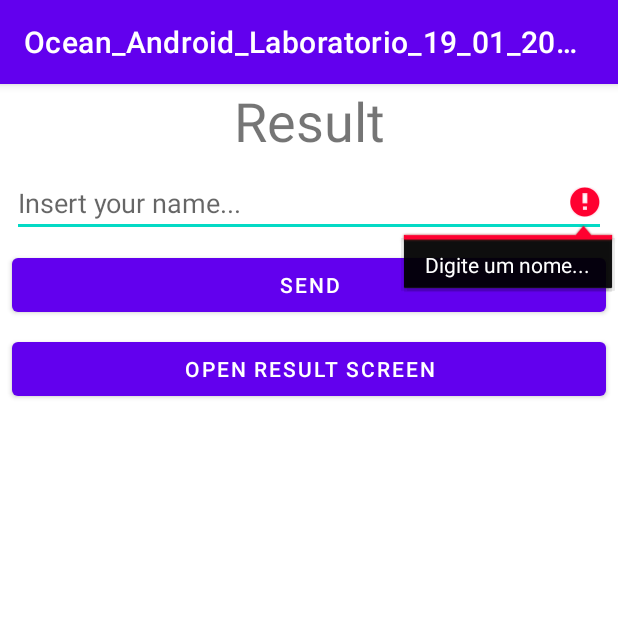
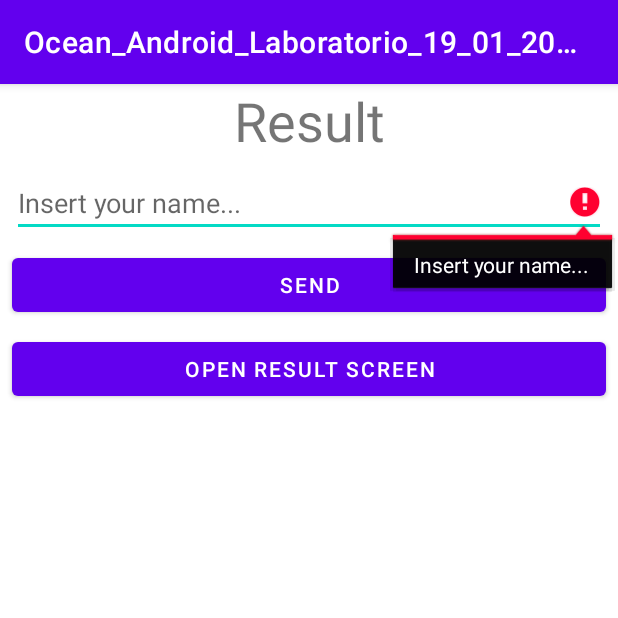
Before and after one commit to paulosalvatore/Ocean_Android_Laboratorio_19_01_2021, an Android app: the screen it shows after launch (MainActivity), after a tap on "SEND", on a phone screen of 412 x 824 dp, the top half of it. Run offline under Robolectric (Android 15) with nearby library versions, the phone set to English and light mode, and no system bars.

Commit message:
MainActivity.kt traduzida

```diff
--- a/app/src/main/java/com/oceanbrasil/ocean_android_laboratorio_19_01_2021/MainActivity.kt
+++ b/app/src/main/java/com/oceanbrasil/ocean_android_laboratorio_19_01_2021/MainActivity.kt
@@ -19,9 +19,9 @@ class MainActivity : AppCompatActivity() {
 
         btEnviar.setOnClickListener {
             if (etNome.text.isNotBlank()) {
-                tvResultado.text = "Olá, ${etNome.text}!"
+                tvResultado.text = getString(R.string.hello_name, etNome.text.toString())
             } else {
-                etNome.error = "Digite um nome..."
+                etNome.error = getString(R.string.insert_your_name)
             }
         }
 
--- a/app/src/main/res/values/strings.xml
+++ b/app/src/main/res/values/strings.xml
@@ -4,4 +4,5 @@
     <string name="insert_your_name">Insert your name...</string>
     <string name="send">Send</string>
     <string name="open_result_screen">Open Result Screen</string>
+    <string name="hello_name">Hello, %1$s!</string>
 </resources>
```
Also changed, not shown: 1 other file.
